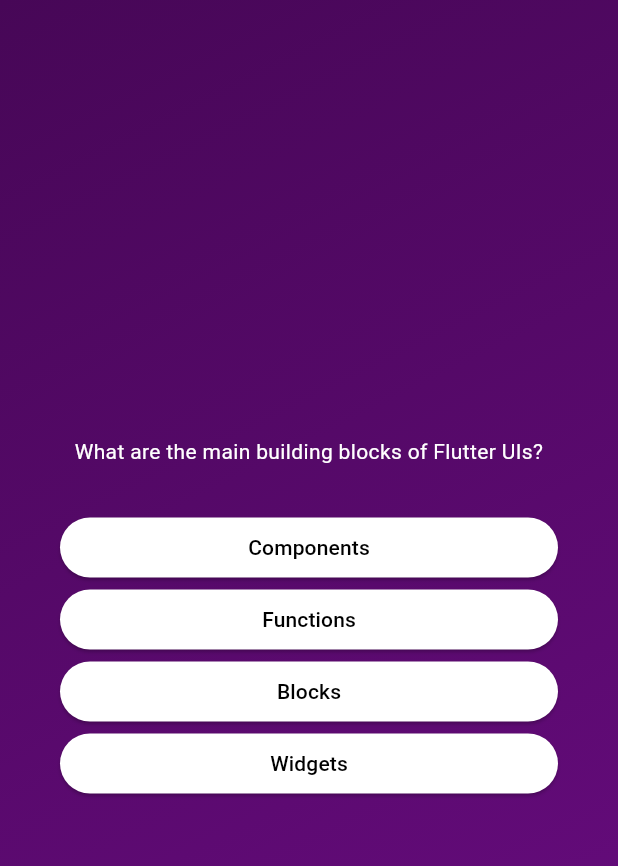
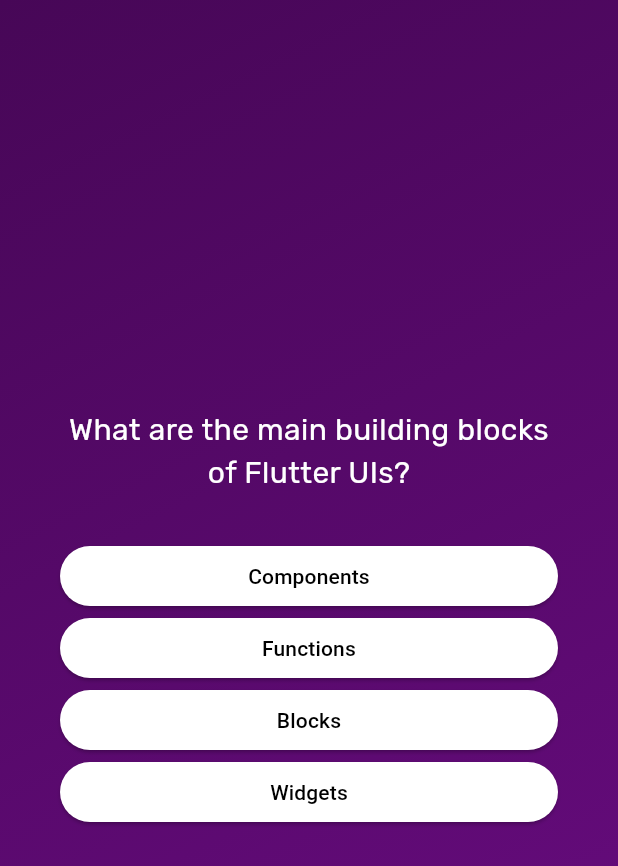
Before and after one commit to pauloh-neo/flutter-quiz-app, a Flutter app: the screen it shows after launch, after a tap on "Start Quiz", on a phone screen of 412 x 824 dp. Shown: the top 866 px of the screen. Run offline on Flutter 3.47's test engine with Material 3 defaults, Android fonts, the phone set to English and light mode, and no system bars; our stand-ins replace google_fonts.

Commit message:
Add fonts,  Fix buttons and text aligment

```diff
--- a/lib/answer_button.dart
+++ b/lib/answer_button.dart
@@ -22,7 +22,10 @@ class AnswerButton extends StatelessWidget {
         ),
       ),
       onPressed: onTap,
-      child: Text(answerText),
+      child: Text(
+        answerText,
+        textAlign: TextAlign.center,
+      ),
     );
   }
 }
--- a/lib/home_screen.dart
+++ b/lib/home_screen.dart
@@ -1,4 +1,5 @@
 import 'package:flutter/material.dart';
+import 'package:google_fonts/google_fonts.dart';
 
 class HomeScreen extends StatelessWidget {
   const HomeScreen(this.startQuiz, {super.key});
@@ -18,9 +19,11 @@ class HomeScreen extends StatelessWidget {
             // Better way to add Opacity
             color: const Color.fromARGB(150, 255, 255, 255),
           ),
-          const Text(
+          Text(
             'Learn Flutter the fun way!',
-            style: TextStyle(color: Colors.white, fontSize: 20),
+            style: GoogleFonts.rubik(
+              textStyle: const TextStyle(color: Colors.white, fontSize: 20),
+            ),
           ),
           OutlinedButton.icon(
             onPressed: startQuiz,
--- a/lib/questions_screen.dart
+++ b/lib/questions_screen.dart
@@ -1,6 +1,7 @@
 import 'package:flutter/material.dart';
 import 'package:quiz_app/answer_button.dart';
 import 'package:quiz_app/data/questions.dart';
+import 'package:google_fonts/google_fonts.dart';
 
 class QuestionsScreen extends StatefulWidget {
   const QuestionsScreen({super.key});
@@ -34,9 +35,7 @@ class _QuestionsScreenState extends State<QuestionsScreen> {
           children: [
             Text(
               currentQuestion.text,
-              style: const TextStyle(
-                color: Colors.white,
-              ),
+              style: GoogleFonts.rubik(color: Colors.white, fontSize: 20),
               textAlign: TextAlign.center,
             ),
             const SizedBox(
--- a/pubspec.yaml
+++ b/pubspec.yaml
@@ -34,6 +34,7 @@ dependencies:
   # The following adds the Cupertino Icons font to your application.
   # Use with the CupertinoIcons class for iOS style icons.
   cupertino_icons: ^1.0.8
+  google_fonts: ^6.3.2
 
 dev_dependencies:
   flutter_test:
```
Also changed, not shown: 2 other files.
